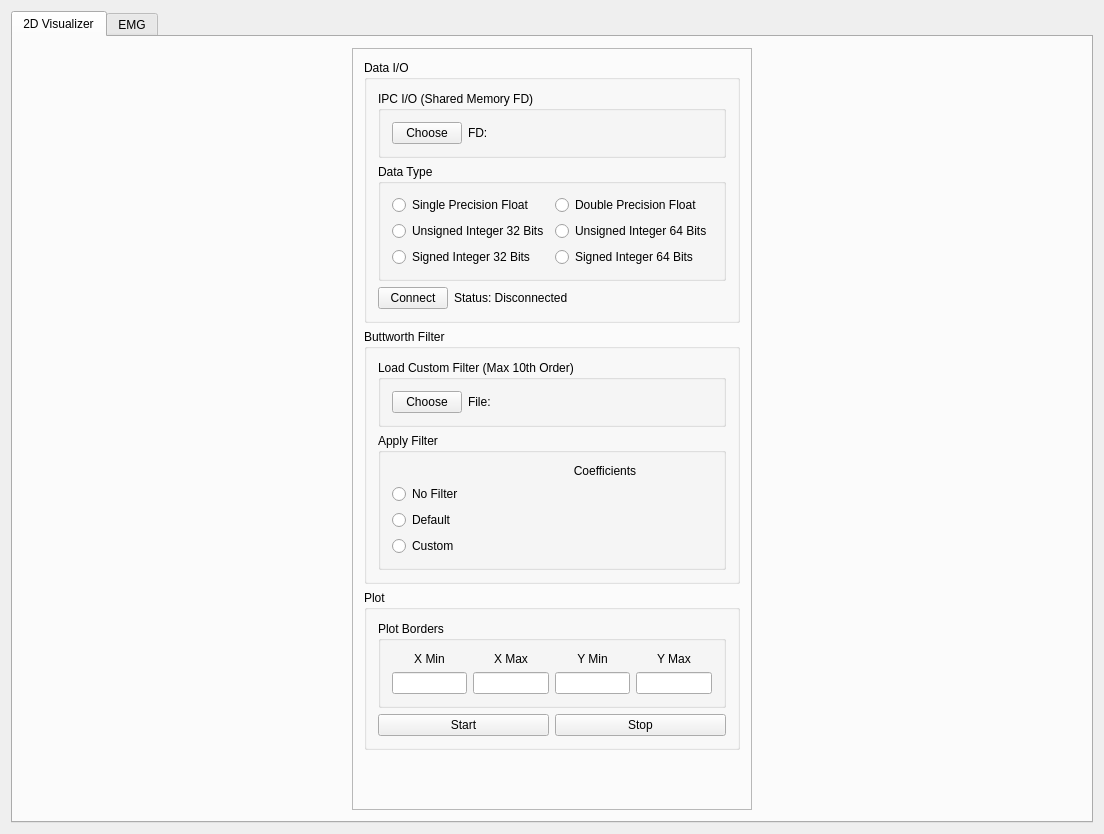
Above: visualizer_app.ui from FatemehZahedi/NMCHRL_Visualizer before the change. Below: the same form after it.
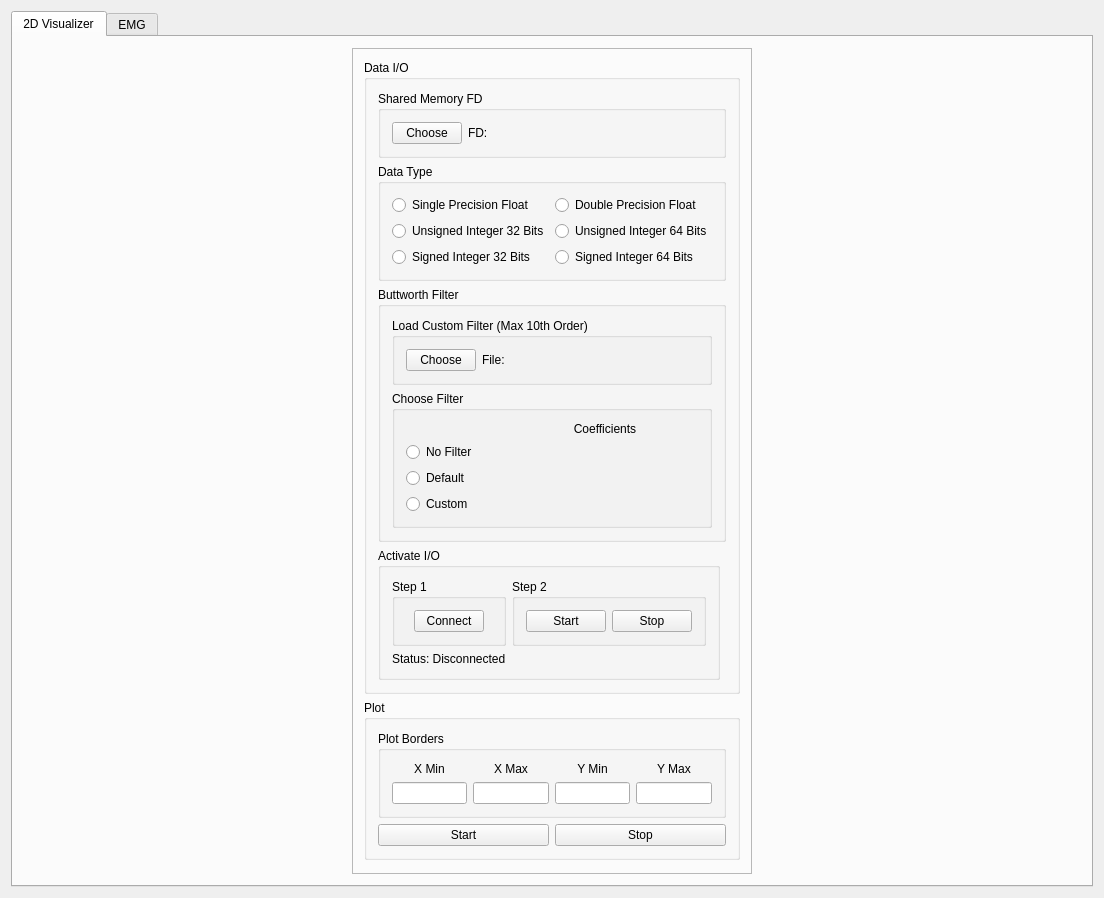
That is the form after the change.

Commit message: added qthread based class for shared memory data io

```diff
--- a/visualizer_app.ui
+++ b/visualizer_app.ui
@@ -71,40 +71,10 @@
                   <string>Data I/O</string>
                  </property>
                  <layout class="QGridLayout" name="gridLayout_2">
-                  <item row="2" column="0">
-                   <widget class="QPushButton" name="btn_connect2ddata">
-                    <property name="maximumSize">
-                     <size>
-                      <width>70</width>
-                      <height>16777215</height>
-                     </size>
-                    </property>
-                    <property name="font">
-                     <font>
-                      <pointsize>9</pointsize>
-                     </font>
-                    </property>
-                    <property name="text">
-                     <string>Connect</string>
-                    </property>
-                   </widget>
-                  </item>
-                  <item row="2" column="1">
-                   <widget class="QLabel" name="lbl_statusshmstream">
-                    <property name="font">
-                     <font>
-                      <pointsize>9</pointsize>
-                     </font>
-                    </property>
-                    <property name="text">
-                     <string>Status: Disconnected</string>
-                    </property>
-                   </widget>
-                  </item>
                   <item row="0" column="0" colspan="2">
                    <widget class="QGroupBox" name="groupbox_emgipc_2">
                     <property name="title">
-                     <string>IPC I/O (Shared Memory FD)</string>
+                     <string>Shared Memory FD</string>
                     </property>
                     <layout class="QHBoxLayout" name="horizontalLayout_5">
                      <item>
@@ -224,11 +194,8 @@
                     </layout>
                    </widget>
                   </item>
-                 </layout>
-                </widget>
-               </item>
-               <item>
-                <widget class="QGroupBox" name="groupBox_2">
+                  <item row="3" column="0" colspan="2">
+                   <widget class="QGroupBox" name="groupbox_butterworth">
                  <property name="title">
                   <string>Buttworth Filter</string>
                  </property>
@@ -278,7 +245,7 @@
                   <item row="1" column="0">
                    <widget class="QGroupBox" name="groupBox_5">
                     <property name="title">
-                     <string>Apply Filter</string>
+                        <string>Choose Filter</string>
                     </property>
                     <layout class="QGridLayout" name="gridLayout_11">
                      <item row="3" column="0">
@@ -368,6 +335,90 @@
                  </layout>
                 </widget>
                </item>
+                  <item row="5" column="0">
+                   <widget class="QGroupBox" name="groupbox_activateio">
+                    <property name="title">
+                     <string>Activate I/O</string>
+                    </property>
+                    <layout class="QGridLayout" name="gridLayout_14">
+                     <item row="0" column="1">
+                      <widget class="QGroupBox" name="groupBox_9">
+                       <property name="title">
+                        <string>Step 2</string>
+                       </property>
+                       <layout class="QGridLayout" name="gridLayout_15">
+                        <item row="0" column="0">
+                         <widget class="QPushButton" name="btn_shmthreadstart">
+                          <property name="font">
+                           <font>
+                            <pointsize>9</pointsize>
+                           </font>
+                          </property>
+                          <property name="text">
+                           <string>Start</string>
+                          </property>
+                         </widget>
+                        </item>
+                        <item row="0" column="1">
+                         <widget class="QPushButton" name="btn_shmthreadstop">
+                          <property name="font">
+                           <font>
+                            <pointsize>9</pointsize>
+                           </font>
+                          </property>
+                          <property name="text">
+                           <string>Stop</string>
+                          </property>
+                         </widget>
+                        </item>
+                       </layout>
+                      </widget>
+                     </item>
+                     <item row="0" column="0">
+                      <widget class="QGroupBox" name="groupBox_8">
+                       <property name="title">
+                        <string>Step 1</string>
+                       </property>
+                       <layout class="QGridLayout" name="gridLayout_16">
+                        <item row="0" column="0">
+                         <widget class="QPushButton" name="btn_connect2ddata">
+                          <property name="maximumSize">
+                           <size>
+                            <width>70</width>
+                            <height>16777215</height>
+                           </size>
+                          </property>
+                          <property name="font">
+                           <font>
+                            <pointsize>9</pointsize>
+                           </font>
+                          </property>
+                          <property name="text">
+                           <string>Connect</string>
+                          </property>
+                         </widget>
+                        </item>
+                       </layout>
+                      </widget>
+                     </item>
+                     <item row="1" column="0">
+                      <widget class="QLabel" name="lbl_statusshmstream">
+                       <property name="font">
+                        <font>
+                         <pointsize>9</pointsize>
+                        </font>
+                       </property>
+                       <property name="text">
+                        <string>Status: Disconnected</string>
+                       </property>
+                      </widget>
+                     </item>
+                    </layout>
+                   </widget>
+                  </item>
+                 </layout>
+                </widget>
+               </item>
                <item>
                 <widget class="QGroupBox" name="groupBox">
                  <property name="title">
```
Left out of the diff: 90 changed lines with no effect on the pictures. Lines whose indentation alone changed are shown as unchanged. The commit also changes 1 other file.
